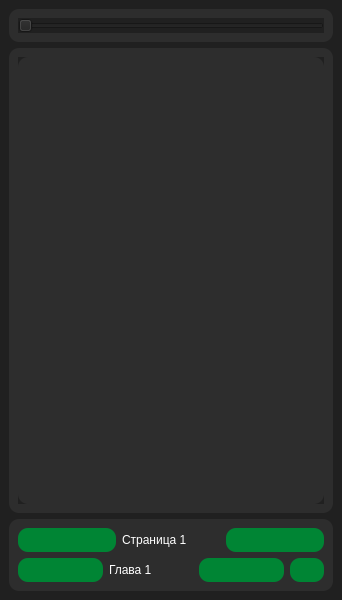
The window that data/ui/reader.ui (brandonzorn/Nlight) describes before a commit, drawn with Qt 5.
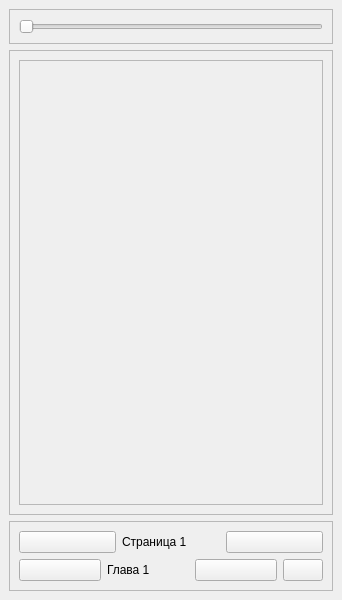
The same window after the commit. Icons and pictures are not drawn.

```diff
--- a/data/ui/reader.ui
+++ b/data/ui/reader.ui
@@ -14,86 +14,30 @@
    <string>MainWindow</string>
   </property>
   <property name="styleSheet">
-   <string notr="true">background-color: rgb(32, 32, 32);</string>
+   <string notr="true"/>
   </property>
   <widget class="QWidget" name="centralwidget">
    <property name="styleSheet">
-    <string notr="true">QFrame {
-	border-radius: 10px;
-	background-color: rgb(45, 45, 45);
-	color: rgb(255, 255, 255);
-}
-
-QDialog{
-	background-color: rgb(32, 32, 32);
-}
-
-QComboBox {
-	padding: 5px 1px;
-	border-radius: 10px;
-	font-weight: bold;
-	background-color: rgb(0, 133, 52);
-	color: rgb(255, 255, 255);
-}
-
-QSpinBox {
-	padding: 5px 5px;
-	border-radius: 10px;
-	font-weight: bold;
-	background-color: rgb(0, 133, 52);
-	color: rgb(255, 255, 255);
-}
-
-QPushButton {
-	padding: 5px 1px;
-	border-radius: 10px;
-	font-weight: bold;
-	background-color: rgb(0, 133, 52);
-	color: rgb(255, 255, 255);
-}
-
-QPushButton:hover:!pressed {
-	border-left: 3px solid white;
-}
-
-QPushButton:checked {
-	border-left: 3px solid white;
-}
-QScrollBar {
-    background: #292b2e;
-    border-radius: 10px;
-}
-QScrollBar:horizontal {
-    height: 14px;
-}
-QScrollBar:vertical {
-    width: 14px;
-	margin: 0px 0px 0px 0px;
-}
-QScrollBar::handle {
-    background: rgba(84.000, 86.000, 86.000, 0.737);
-    border-radius: 5px;
-	min-height: 0px;
-}
-QScrollBar::handle:hover {
-    background: rgba(114.000, 115.000, 115.000, 0.827);
-}
-QScrollBar::handle:pressed {
-    background: rgba(143.000, 145.000, 145.000, 0.933);
-}
-QScrollBar::sub-page, QScrollBar::add-page {
-    background: transparent;
-}
-QScrollBar::sub-line, QScrollBar::add-line {
-    background: transparent;
-	subcontrol-position: top;
-    subcontrol-origin: margin;
-    width: 0px;
-    height: 0px;
-}</string>
+    <string notr="true"/>
    </property>
    <layout class="QVBoxLayout" name="verticalLayout_2">
     <item>
+     <widget class="QStackedWidget" name="stackedWidget">
+      <widget class="QWidget" name="page">
+       <layout class="QVBoxLayout" name="verticalLayout_3">
+        <property name="leftMargin">
+         <number>0</number>
+        </property>
+        <property name="topMargin">
+         <number>0</number>
+        </property>
+        <property name="rightMargin">
+         <number>0</number>
+        </property>
+        <property name="bottomMargin">
+         <number>0</number>
+        </property>
+        <item>
      <widget class="QFrame" name="size_frame">
       <property name="frameShape">
        <enum>QFrame::StyledPanel</enum>
@@ -152,12 +96,12 @@
            <rect>
             <x>0</x>
             <y>0</y>
-            <width>306</width>
-            <height>436</height>
+                <width>302</width>
+                <height>432</height>
            </rect>
           </property>
           <property name="styleSheet">
-           <string notr="true">background-color: rgb(32, 32, 32);</string>
+               <string notr="true"/>
           </property>
           <layout class="QVBoxLayout" name="verticalLayout_5">
            <property name="spacing">
@@ -178,7 +122,7 @@
            <item>
             <widget class="QLabel" name="img">
              <property name="styleSheet">
-              <string notr="true">background-color: rgb(45, 45, 45);</string>
+                  <string notr="true"/>
              </property>
              <property name="text">
               <string/>
@@ -339,6 +283,10 @@
         </layout>
        </item>
       </layout>
+         </widget>
+        </item>
+       </layout>
+      </widget>
      </widget>
     </item>
    </layout>
```
Lines whose indentation alone changed are shown as unchanged.
